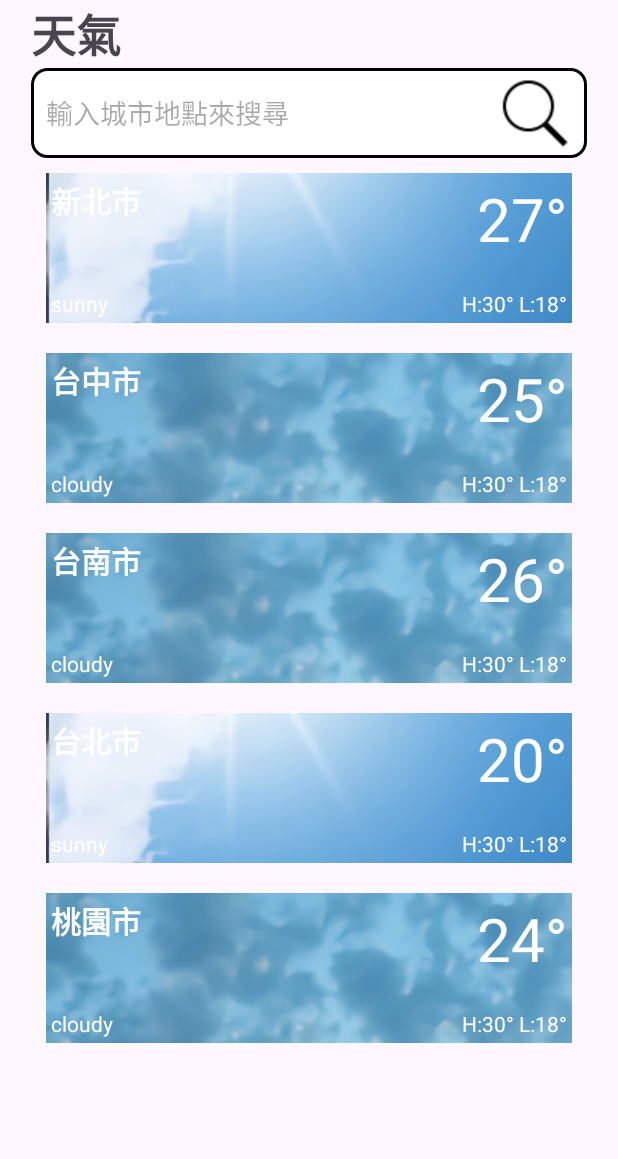
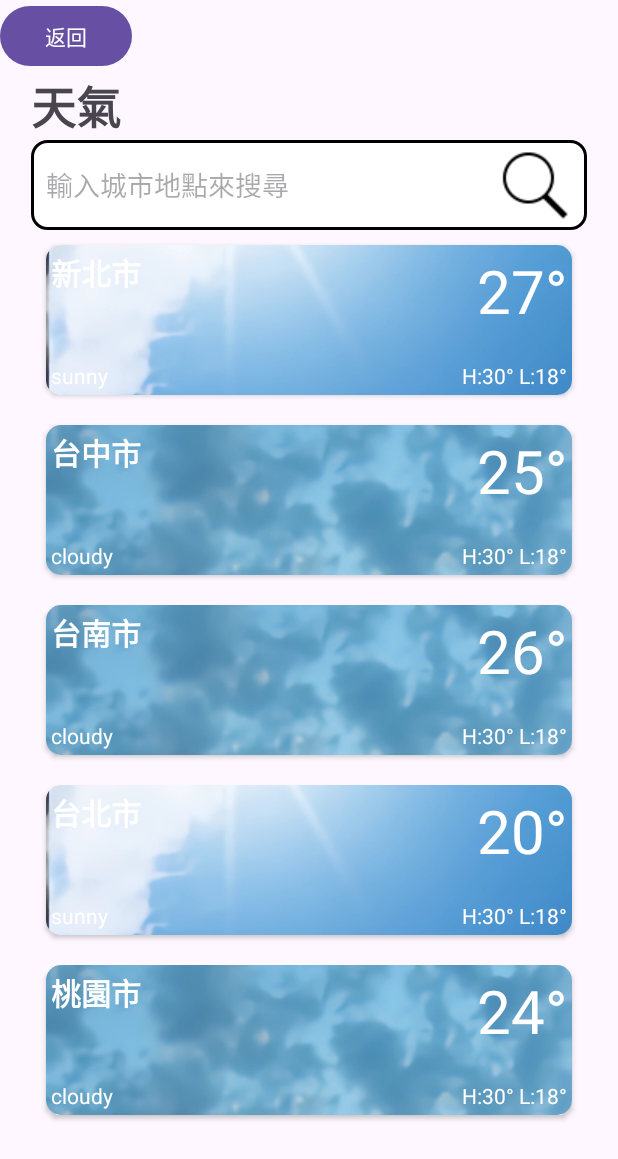
Before and after one commit to yo20703/WeatherApp_1, an Android app: the WeatherListActivity screen opened directly, with no data from a screen before it, on a phone screen of 412 x 824 dp. Shown: the top 1159 px of the screen. Run offline under Robolectric (Android 15) with nearby library versions, the phone set to English and light mode, and no system bars.

Commit message:
filter weather list activity

```diff
--- a/app/build.gradle
+++ b/app/build.gradle
@@ -40,4 +40,5 @@ dependencies {
 
     implementation 'androidx.viewpager2:viewpager2:1.1.0'
     implementation 'com.google.android.material:material:1.12.0'
+    implementation 'org.osmdroid:osmdroid-android:6.1.20'
 }
--- a/app/src/main/java/com/example/weatherapp_1/activity/WeatherListActivity.java
+++ b/app/src/main/java/com/example/weatherapp_1/activity/WeatherListActivity.java
@@ -1,6 +1,11 @@
 package com.example.weatherapp_1.activity;
 
 import android.os.Bundle;
+import android.text.Editable;
+import android.text.TextWatcher;
+import android.view.View;
+import android.widget.Button;
+import android.widget.EditText;
 
 import androidx.appcompat.app.AppCompatActivity;
 import androidx.recyclerview.widget.LinearLayoutManager;
@@ -16,6 +21,9 @@ import java.util.ArrayList;
 public class WeatherListActivity extends AppCompatActivity {
 
     private RecyclerView rvList;
+    private EditText etSearch;
+    private Button btnBack;
+    ListWeatherAdapter listWeatherAdapter;
 
     @Override
     protected void onCreate(Bundle savedInstanceState) {
@@ -29,9 +37,57 @@ public class WeatherListActivity extends AppCompatActivity {
     private void initLayout() {
         rvList = findViewById(R.id.rv_list);
         rvList.setLayoutManager(new LinearLayoutManager(this, LinearLayoutManager.VERTICAL, false));
+
+        etSearch = findViewById(R.id.et_search);
+        etSearch.addTextChangedListener(new TextWatcher() {
+            @Override
+            public void beforeTextChanged(CharSequence charSequence, int i, int i1, int i2) {
+
+            }
+
+            @Override
+            public void onTextChanged(CharSequence charSequence, int i, int i1, int i2) {
+                filterList(charSequence.toString());
+            }
+
+            @Override
+            public void afterTextChanged(Editable editable) {
+
+            }
+        });
+
+        btnBack = findViewById(R.id.btn_back);
+        btnBack.setOnClickListener(new View.OnClickListener() {
+            @Override
+            public void onClick(View view) {
+                finish();
+            }
+        });
     }
 
     private void initData() {
+        listWeatherAdapter = new ListWeatherAdapter(getOriginalList());
+        rvList.setAdapter(listWeatherAdapter);
+    }
+
+    private void filterList(String query) {
+        if (query.isEmpty()) {
+            listWeatherAdapter.updateList(getOriginalList());
+            return;
+        }
+
+        ArrayList<WeatherData> filteredList = new ArrayList<>();
+
+        for(WeatherData weatherData : listWeatherAdapter.getWeatherDataArrayList()) {
+            if(weatherData.getCity().toLowerCase().contains(query.toLowerCase())){
+                filteredList.add(weatherData);
+            }
+        }
+
+        listWeatherAdapter.updateList(filteredList);
+    }
+
+    private ArrayList<WeatherData> getOriginalList() {
         ArrayList<WeatherData> weatherDataArrayList = new ArrayList<>();
         weatherDataArrayList.add(WeatherParser.parseWeatherData(this, R.xml.current));
         weatherDataArrayList.add(WeatherParser.parseWeatherData(this, R.xml.taichung));
@@ -39,7 +95,6 @@ public class WeatherListActivity extends AppCompatActivity {
         weatherDataArrayList.add(WeatherParser.parseWeatherData(this, R.xml.taipei));
         weatherDataArrayList.add(WeatherParser.parseWeatherData(this, R.xml.taoyuan));
 
-        ListWeatherAdapter listWeatherAdapter = new ListWeatherAdapter(weatherDataArrayList);
-        rvList.setAdapter(listWeatherAdapter);
+        return weatherDataArrayList;
     }
 }
--- a/app/src/main/res/layout/activity_map.xml
+++ b/app/src/main/res/layout/activity_map.xml
@@ -7,4 +7,8 @@
     android:layout_height="match_parent"
     tools:context=".activity.MapActivity">
 
+    <org.osmdroid.views.MapView
+        android:id="@+id/mapview"
+        android:layout_width="match_parent"
+        android:layout_height="match_parent"/>
 </androidx.constraintlayout.widget.ConstraintLayout>
--- a/app/src/main/res/layout/activity_weather_list.xml
+++ b/app/src/main/res/layout/activity_weather_list.xml
@@ -21,12 +21,20 @@
         android:orientation="vertical"
         app:layout_constraintGuide_percent="0.95"/>
 
+    <Button
+        android:id="@+id/btn_back"
+        android:layout_width="wrap_content"
+        android:layout_height="wrap_content"
+        app:layout_constraintStart_toStartOf="parent"
+        app:layout_constraintTop_toTopOf="parent"
+        android:text="返回"/>
+
     <TextView
         android:id="@+id/tv_title"
         android:layout_width="wrap_content"
         android:layout_height="wrap_content"
         android:text="@string/weather_title"
-        app:layout_constraintTop_toTopOf="parent"
+        app:layout_constraintTop_toBottomOf="@+id/btn_back"
         app:layout_constraintStart_toEndOf="@+id/gl_v5"
         android:textSize="30sp"
         android:textStyle="bold"
--- a/app/src/main/res/layout/item_weather_card.xml
+++ b/app/src/main/res/layout/item_weather_card.xml
@@ -1,12 +1,14 @@
 <?xml version="1.0" encoding="utf-8"?>
-<androidx.constraintlayout.widget.ConstraintLayout xmlns:android="http://schemas.android.com/apk/res/android"
+<androidx.cardview.widget.CardView xmlns:android="http://schemas.android.com/apk/res/android"
     android:layout_width="match_parent"
     android:layout_height="100dp"
+    app:cardCornerRadius="10dp"
     xmlns:app="http://schemas.android.com/apk/res-auto"
-    android:background="@drawable/edittext_rounded"
     android:layout_margin="10dp"
     >
-
+    <androidx.constraintlayout.widget.ConstraintLayout
+        android:layout_width="match_parent"
+        android:layout_height="match_parent">
         <ImageView
             android:id="@+id/iv_weather_background"
             android:layout_width="match_parent"
@@ -58,5 +60,7 @@
             android:textColor="@color/white"
             android:text="H:30° L:18°"
             android:layout_margin="3dp"/>
+    </androidx.constraintlayout.widget.ConstraintLayout>
 
-</androidx.constraintlayout.widget.ConstraintLayout>
+
+</androidx.cardview.widget.CardView>
```
Also changed, not shown: app/src/main/java/com/example/weatherapp_1/activity/MapActivity.java (+21 -7 lines), app/src/main/java/com/example/weatherapp_1/adapter/ListWeatherAdapter.java (+9 -0 lines). Lines whose indentation alone changed are shown as unchanged.
